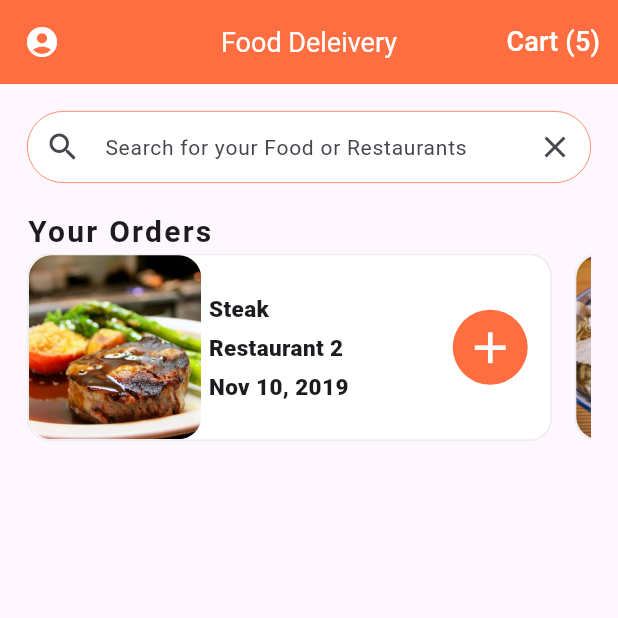
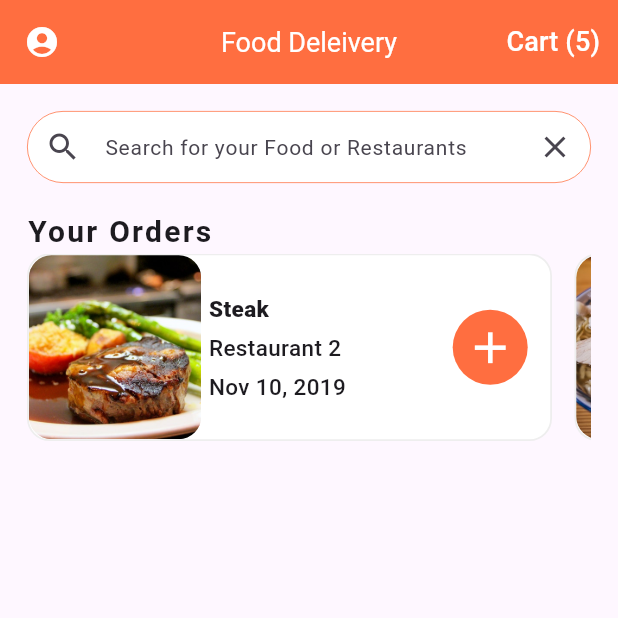
Before and after one commit to gaaferHajji2/j-l-flutter, a Flutter app: the screen it shows after launch, on a phone screen of 412 x 824 dp, the top half of it. Run offline on Flutter 3.47's test engine with Material 3 defaults, Android fonts, the phone set to English and light mode, and no system bars; our stand-ins replace audioplayers, file_picker, firebase_core, firebase_messaging, flutter_local_notifications, get and 3 more; accounts and stored records are empty; project files that could hold a hidden picture were left out.

Commit message:
Change font weight

```diff
--- a/flutter_application_9/lib/widgets/order_item.dart
+++ b/flutter_application_9/lib/widgets/order_item.dart
@@ -57,7 +57,7 @@ class OrderItem extends StatelessWidget {
                   Text(
                     order.restaurant.name,
                     style: TextStyle(
-                      fontWeight: FontWeight.w800,
+                      fontWeight: FontWeight.w500,
                       fontSize: 15.0,
                     ),
                     overflow: TextOverflow.ellipsis,
@@ -69,7 +69,7 @@ class OrderItem extends StatelessWidget {
                   Text(
                     order.date,
                     style: TextStyle(
-                      fontWeight: FontWeight.w800,
+                      fontWeight: FontWeight.w500,
                       fontSize: 15.0,
                     ),
                     overflow: TextOverflow.ellipsis,
```
